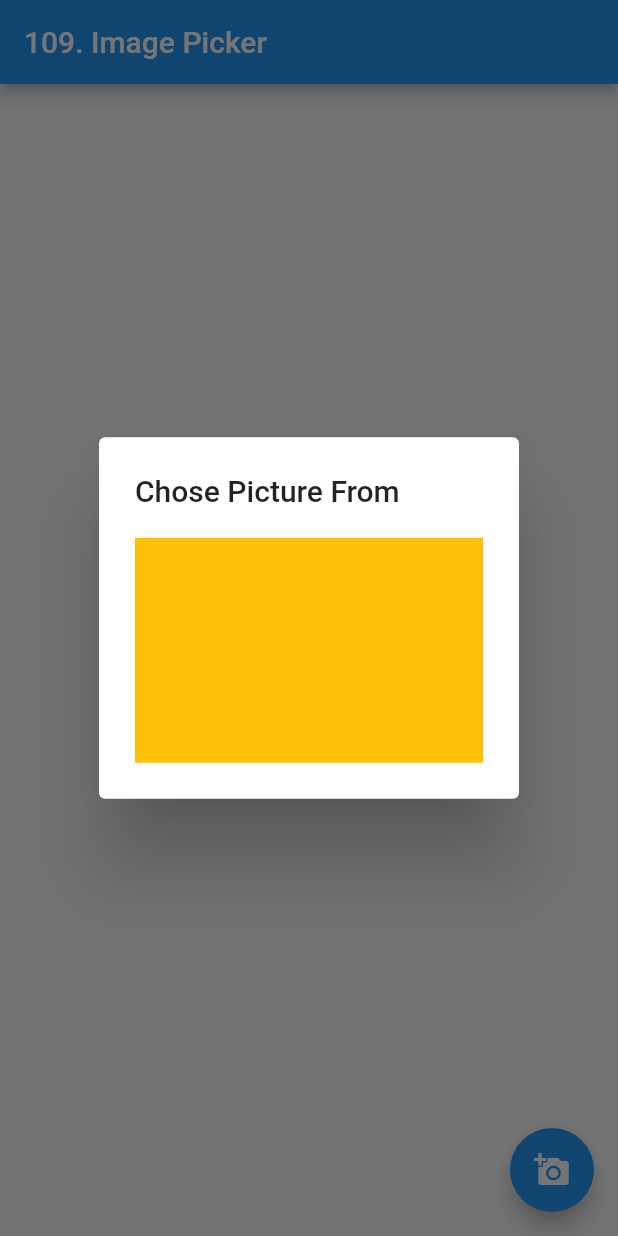
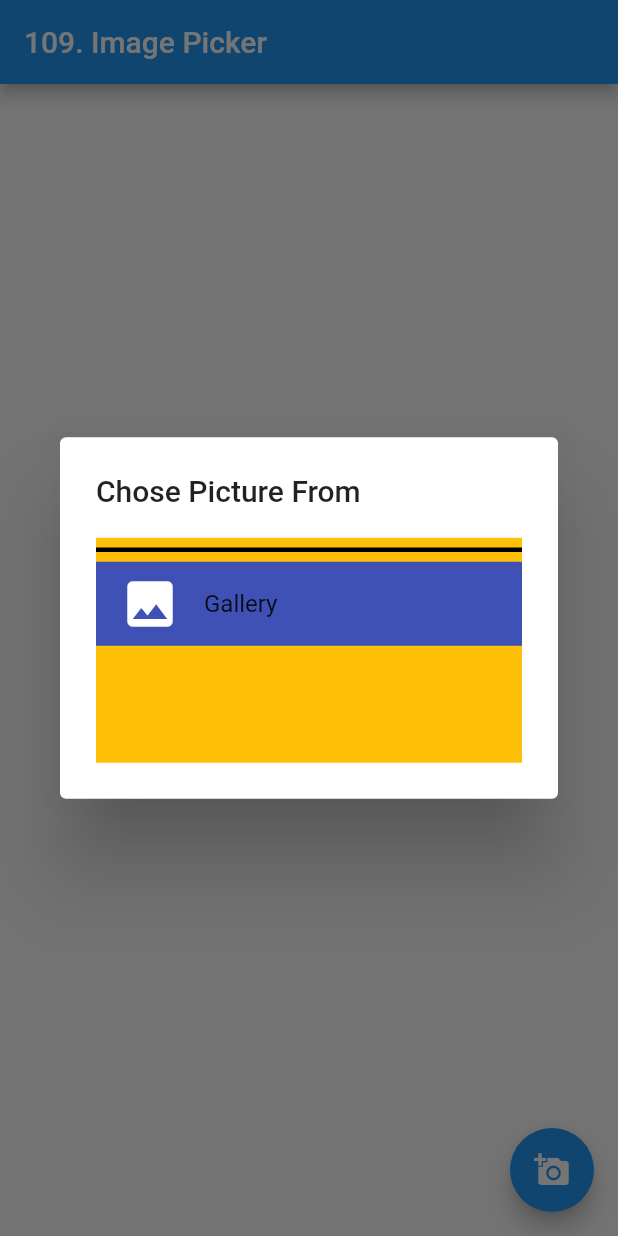
Before and after one commit to Devsaci/image_picker, a Flutter app: the screen it shows after launch, after a tap on the "add a photo" icon, on a phone screen of 412 x 824 dp. Run offline on Flutter 3.47's test engine with Material 2 defaults, Android fonts, the phone set to English and light mode, and no system bars.

Commit message:
Container/ListTile

```diff
--- a/lib/main.dart
+++ b/lib/main.dart
@@ -37,10 +37,25 @@ class _MyHomePageState extends State<MyHomePage> {
         child: Icon(Icons.add_a_photo),
         onPressed: () {
           var ad = AlertDialog(
-              title: Text("Chose Picture From "),
+            title: Text("Chose Picture From "),
+
             content: Container(
               height: 150,
               color: Colors.amber,
+              child: Column(
+                children: [
+                  Divider(color: Colors.black, thickness: 3,),
+                  Container(
+                    width: 300,
+                    color: Colors.indigo,
+                    child: ListTile(
+                      leading: Icon(Icons.image,color: Colors.white,size: 40,),
+                      title: Text("Gallery"),
+                      onTap: (){},
+                    ),
+                  ),
+                ],
+              ),
             ),
           );
           showDialog(
@@ -48,7 +63,7 @@ class _MyHomePageState extends State<MyHomePage> {
               builder: (BuildContext context) {
                 return ad;
               });
-          },
+        },
       ),
     );
   }
```
